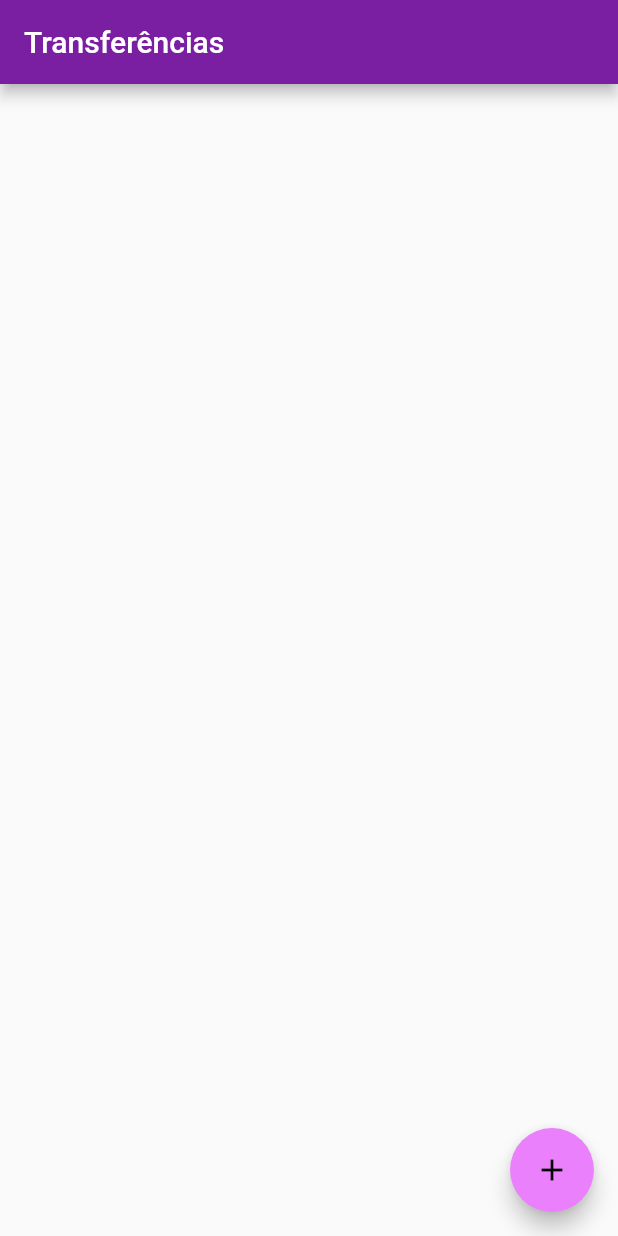
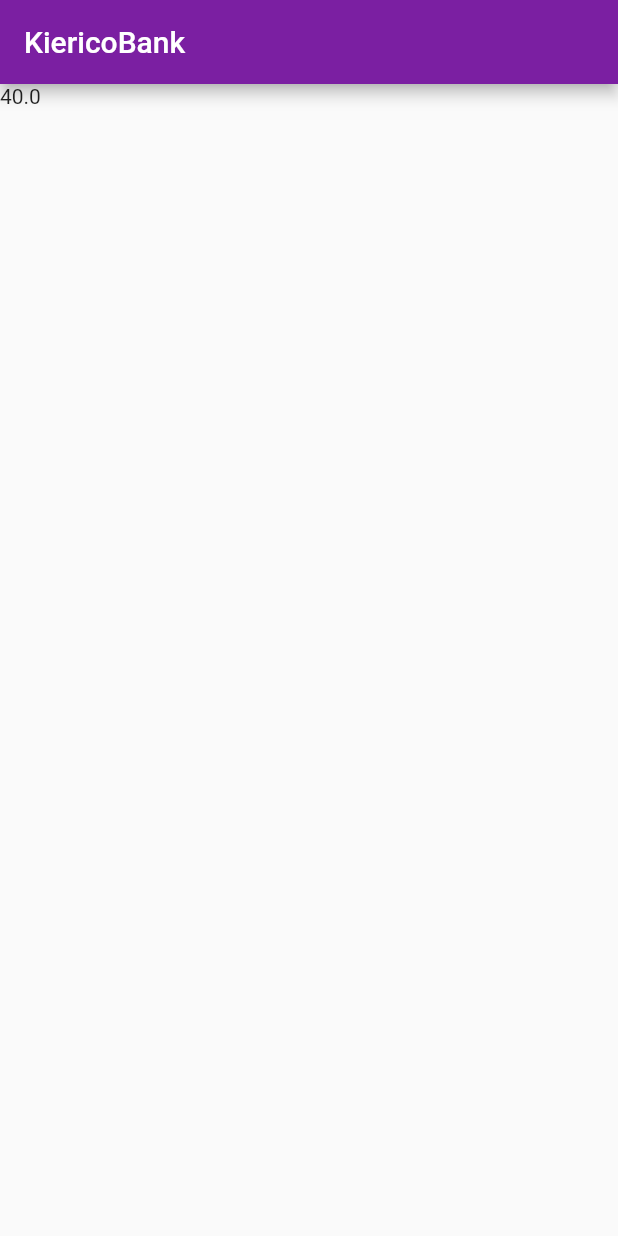
Before and after one commit to Kierico/app_kiericobank_intellij, a Flutter app: the screen it shows after launch, on a phone screen of 412 x 824 dp. Run offline on Flutter 3.47's test engine with Material 2 defaults, Android fonts, the phone set to English and light mode, and no system bars.

Commit message:
Dashboard criada

```diff
--- a/lib/main.dart
+++ b/lib/main.dart
@@ -1,4 +1,4 @@
-import 'package:KiericoBank/screens/transferencia/lista.dart';
+import 'package:KiericoBank/screens/dashboard.dart';
 import 'package:flutter/material.dart';
 
 void main() => runApp(KiericoBankApp());
@@ -17,7 +17,7 @@ class KiericoBankApp extends StatelessWidget {
           textTheme: ButtonTextTheme.primary,
         ),
       ),
-      home: ListaTransferencias(),
+      home: Dashboard(),
     );
   }
 }
--- /dev/null
+++ b/lib/screens/dashboard.dart
@@ -0,0 +1,13 @@
+import 'package:flutter/material.dart';
+
+class Dashboard extends StatelessWidget {
+  @override
+  Widget build(BuildContext context) {
+    return Scaffold(
+      appBar: AppBar(
+        title: const Text('KiericoBank'),
+      ),
+      body: Text('40.0'),
+    );
+  }
+}
```
